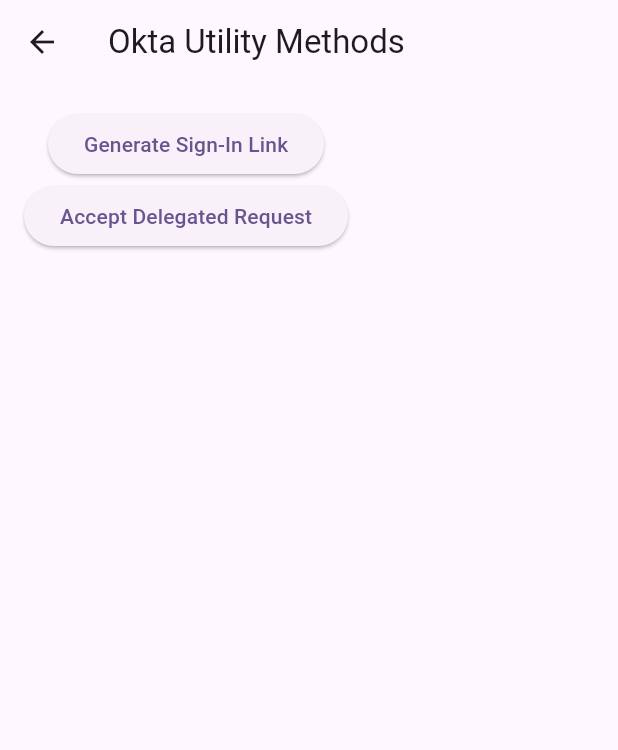
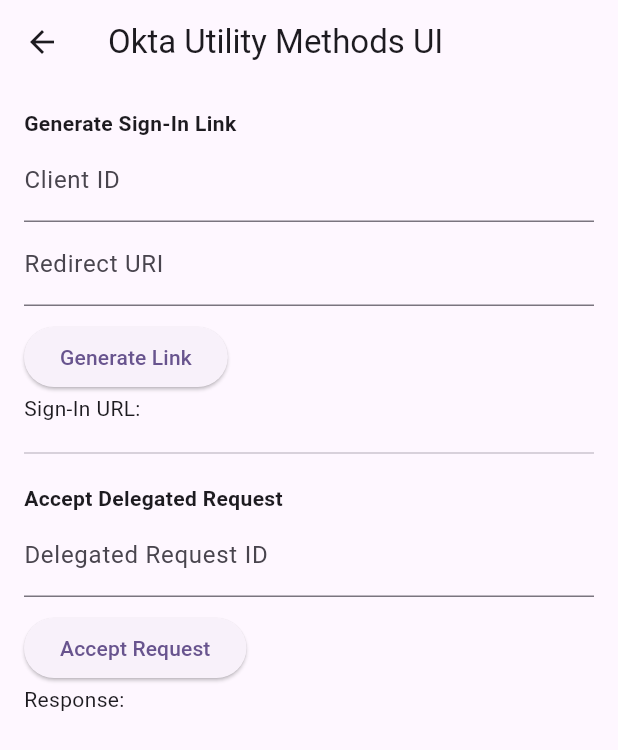
Before and after one commit to aortem/okta-identity-dart-auth-sdk, a Flutter app: the OktaUtilityScreen screen opened directly, on a phone screen of 412 x 824 dp. Shown: the top 750 px of the screen. Run offline on Flutter 3.47's test engine with Material 3 defaults, Android fonts, the phone set to English and light mode, and no system bars; our stand-ins replace js; missing offline and left inert: cryptography, dart:html, ds_standard_features.

Commit message:
feat: Complete and update Okta utility + user management features
- Implemented AortemOktaUtilityMethods with getSignInLink and acceptDelegatedRequest
- Integrated utility functions into sample UI (okta_utility_screen.dart)
- Completed OktaUserManagement feature with consumer-based user/profile ops
- Refactored okta_auth_service.dart and related flow
- Updated tests and demo screens for verification

```diff
--- a/okta-identity-dart-auth-sdk/example/okta-identity-dart-auth-sdk-flutter-web-app/lib/screens/okta_utility_screen.dart
+++ b/okta-identity-dart-auth-sdk/example/okta-identity-dart-auth-sdk-flutter-web-app/lib/screens/okta_utility_screen.dart
@@ -9,64 +9,105 @@ class OktaUtilityScreen extends StatefulWidget {
 }
 
 class _OktaUtilityScreenState extends State<OktaUtilityScreen> {
-  String output = '';
+  final okta = AortemOktaUtilityMethods(
+    oktaDomain: 'https://dev-123456.okta.com', // Replace with your Okta domain
+    apiToken: 'yourApiToken', // Replace with your API token
+  );
 
-  final String oktaDomain = 'dev-123456.okta.com';
-  final String clientId = 'your-client-id';
-  final String redirectUri = 'http://localhost:8080/callback';
-  final String apiToken = 'your-api-token';
-  final String requestId = 'your-request-id';
+  String signInUrl = '';
+  String delegatedResponse = '';
+  final _clientIdController = TextEditingController();
+  final _redirectUriController = TextEditingController();
+  final _delegatedRequestIdController = TextEditingController();
 
-  Future<void> generateSignInLink() async {
+  Future<void> _generateSignInLink() async {
     try {
-      final util = AortemOktaUtilityMethods(
-        oktaDomain: oktaDomain,
-        apiToken: apiToken,
+      final url = await okta.getSignInLink(
+        redirectUri: _redirectUriController.text,
+        clientId: _clientIdController.text,
       );
-      final url = await util.getSignInLink(
-        clientId: clientId,
-        redirectUri: redirectUri,
-      );
-      setState(() => output = 'Sign-in URL:\n$url');
+      setState(() {
+        signInUrl = url;
+      });
     } catch (e) {
-      setState(() => output = 'Error: $e');
+      setState(() {
+        signInUrl = 'Error: $e';
+      });
     }
   }
 
-  Future<void> acceptDelegation() async {
+  Future<void> _acceptDelegatedAccess() async {
     try {
-      final util = AortemOktaUtilityMethods(
-        oktaDomain: oktaDomain,
-        apiToken: apiToken,
+      final response = await okta.acceptDelegatedRequest(
+        requestId: _delegatedRequestIdController.text,
       );
-      final result = await util.acceptDelegatedRequest(requestId: requestId);
-      setState(() => output = 'Delegation Response:\n$result');
+      setState(() {
+        delegatedResponse = response.toString();
+      });
     } catch (e) {
-      setState(() => output = 'Error: $e');
+      setState(() {
+        delegatedResponse = 'Error: $e';
+      });
     }
+  }
+
+  @override
+  void dispose() {
+    _clientIdController.dispose();
+    _redirectUriController.dispose();
+    _delegatedRequestIdController.dispose();
+    super.dispose();
   }
 
   @override
   Widget build(BuildContext context) {
     return Scaffold(
-      appBar: AppBar(title: const Text('Okta Utility Methods')),
+      appBar: AppBar(title: const Text('Okta Utility Methods UI')),
       body: Padding(
-        padding: const EdgeInsets.all(16),
+        padding: const EdgeInsets.all(16.0),
+        child: SingleChildScrollView(
           child: Column(
+            crossAxisAlignment: CrossAxisAlignment.start,
             children: [
+              const Text(
+                'Generate Sign-In Link',
+                style: TextStyle(fontWeight: FontWeight.bold),
+              ),
+              TextField(
+                controller: _clientIdController,
+                decoration: const InputDecoration(labelText: 'Client ID'),
+              ),
+              TextField(
+                controller: _redirectUriController,
+                decoration: const InputDecoration(labelText: 'Redirect URI'),
+              ),
+              const SizedBox(height: 10),
               ElevatedButton(
-              onPressed: generateSignInLink,
-              child: const Text('Generate Sign-In Link'),
+                onPressed: _generateSignInLink,
+                child: const Text('Generate Link'),
               ),
+              SelectableText('Sign-In URL: $signInUrl'),
+
+              const Divider(height: 40),
+
+              const Text(
+                'Accept Delegated Request',
+                style: TextStyle(fontWeight: FontWeight.bold),
+              ),
+              TextField(
+                controller: _delegatedRequestIdController,
+                decoration: const InputDecoration(
+                  labelText: 'Delegated Request ID',
+                ),
+              ),
+              const SizedBox(height: 10),
               ElevatedButton(
-              onPressed: acceptDelegation,
-              child: const Text('Accept Delegated Request'),
+                onPressed: _acceptDelegatedAccess,
+                child: const Text('Accept Request'),
               ),
-            const SizedBox(height: 20),
-            Expanded(
-              child: SingleChildScrollView(child: SelectableText(output)),
+              SelectableText('Response: $delegatedResponse'),
+            ],
           ),
-          ],
         ),
       ),
     );
```
Also changed, not shown: okta-identity-dart-auth-sdk/example/okta-identity-dart-auth-sdk-flutter-web-app/lib/main.dart (+49 -15 lines), okta-identity-dart-auth-sdk/example/okta-identity-dart-auth-sdk-flutter-web-app/lib/screens/okta_base_sdk_screen.dart (added, +69 -0 lines), okta-identity-dart-auth-sdk/example/okta-identity-dart-auth-sdk-flutter-web-app/lib/screens/okta_token_exchange.dart (added, +127 -0 lines), okta-identity-dart-auth-sdk/example/okta-identity-dart-auth-sdk-flutter-web-app/lib/screens/okta_token_validation.dart (+52 -25 lines), okta-identity-dart-auth-sdk/example/okta-identity-dart-auth-sdk-flutter-web-app/lib/wrapper/okta_auth_service.dart (deleted, +0 -39 lines), okta-identity-dart-auth-sdk/lib/src/user/aortem_okta_issue_okta_user_management.dart (+4 -5 lines), 1 other file. Lines whose indentation alone changed are shown as unchanged.
